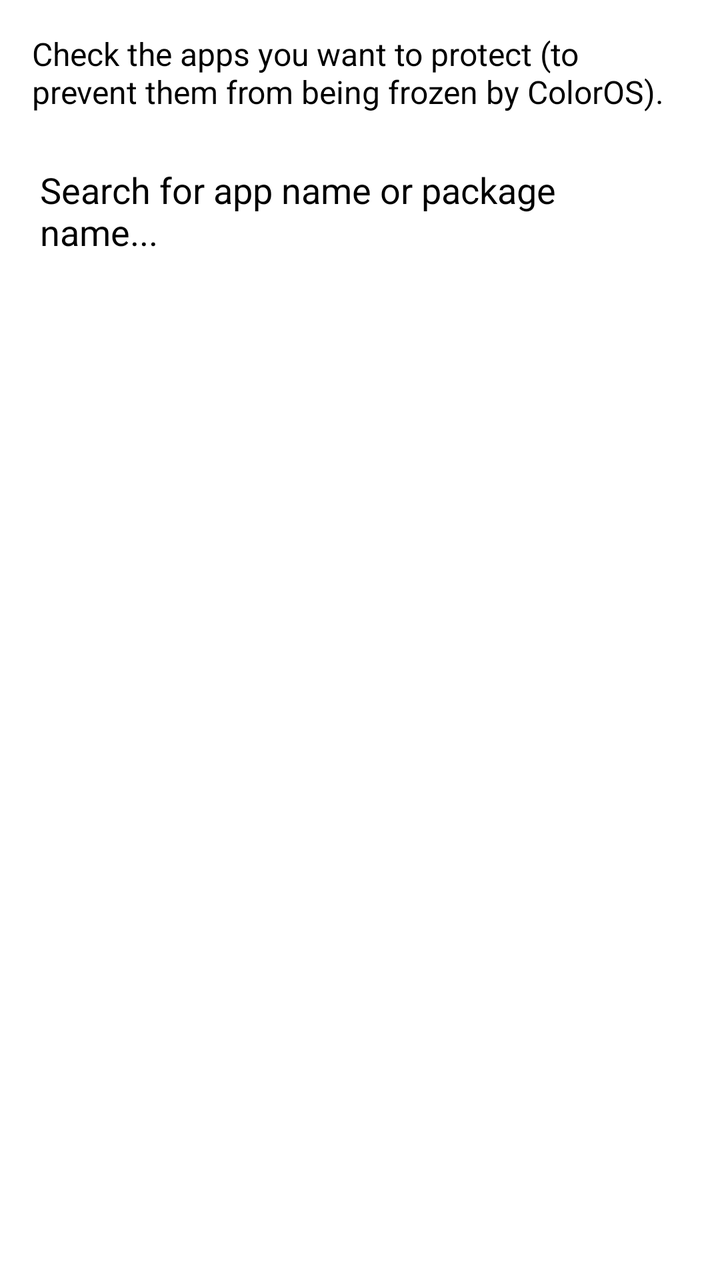
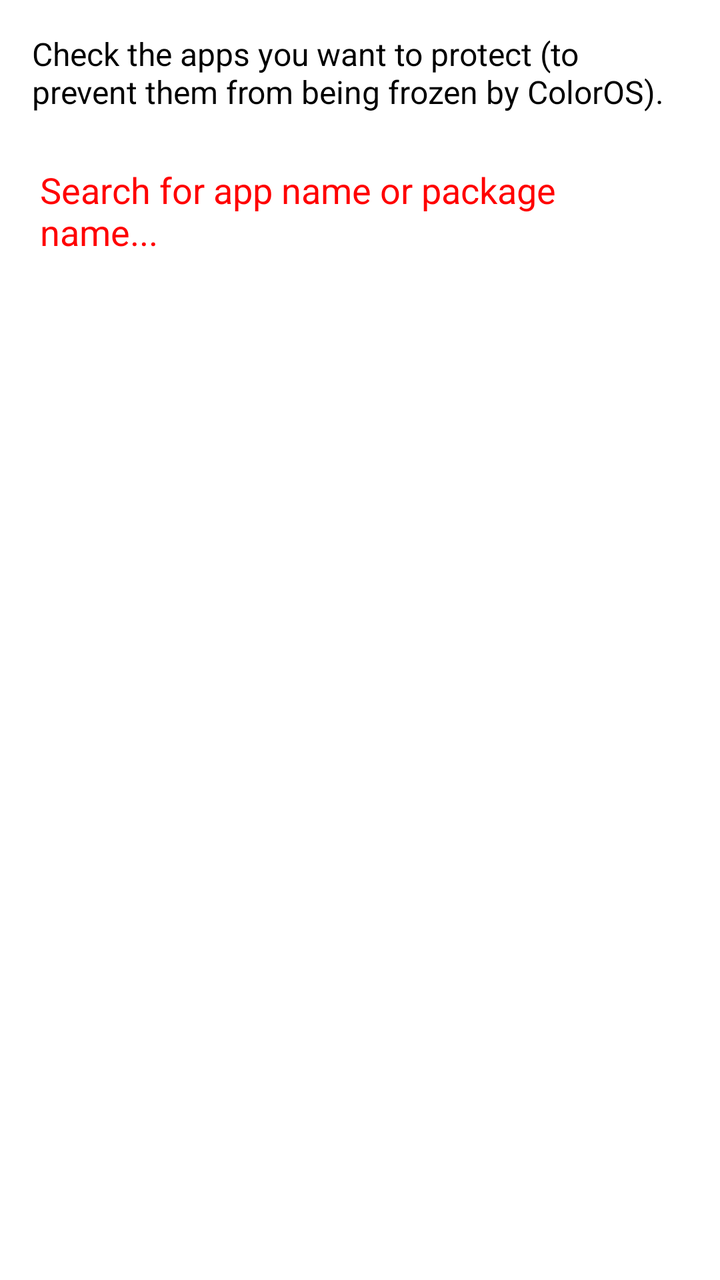

Compare the two renders of this Android layout. The source of the first and the diff that turns it into the second are given below.
<!-- AndroidManifest.xml: fallback theme Theme.MaterialComponents.DayNight.NoActionBar -->
<!-- res/layout/activity_main.xml -->
<?xml version="1.0" encoding="utf-8"?>
<RelativeLayout xmlns:android="http://schemas.android.com/apk/res/android"
    android:layout_width="match_parent"
    android:layout_height="match_parent"
    android:fitsSystemWindows="true"
    android:background="@color/white">

    <TextView
        android:id="@+id/titleText"
        android:layout_width="match_parent"
        android:layout_height="wrap_content"
        android:layout_alignParentTop="true"
        android:text="@string/title"
        android:textSize="16sp"
        android:textColor="@color/black"
        android:padding="16dp" />

    <EditText
        android:id="@+id/searchBar"
        android:layout_width="match_parent"
        android:layout_height="wrap_content"
        android:layout_below="@id/titleText"
        android:layout_marginLeft="16dp"
        android:layout_marginRight="16dp"
        android:hint="@string/EditText_hint"
        android:textColor="@color/black"
        android:textColorHint="@string/EditText_hint"
        android:backgroundTint="#FFFFFFFF" />

    <ListView
        android:id="@+id/appList"
        android:layout_width="match_parent"
        android:layout_height="match_parent"
        android:layout_below="@id/searchBar"
        android:layout_marginTop="8dp" />
</RelativeLayout>
<!-- resources referenced by this layout -->
<resources>
  <color name="black">#FF000000</color>
  <color name="white">#FFFFFFFF</color>
  <string name="EditText_hint">Search for app name or package name...</string>
  <string name="title">Check the apps you want to protect (to prevent them from being frozen by ColorOS).</string>
</resources>

<!-- the commit's change to res/layout/activity_main.xml (unified diff, before → after) -->
@@ -24,7 +24,7 @@
         android:layout_marginRight="16dp"
         android:hint="@string/EditText_hint"
         android:textColor="@color/black"
-        android:textColorHint="@string/EditText_hint"
+        android:textColorHint="@color/red"
         android:backgroundTint="#FFFFFFFF" />
 
     <ListView
<!-- resource entries referenced after the edit -->
@@ -1,6 +1,7 @@
 <!-- resources referenced by this layout -->
 <resources>
   <color name="black">#FF000000</color>
+  <color name="red">#FF0000</color>
   <color name="white">#FFFFFFFF</color>
   <string name="EditText_hint">Search for app name or package name...</string>
   <string name="title">Check the apps you want to protect (to prevent them from being frozen by ColorOS).</string>
